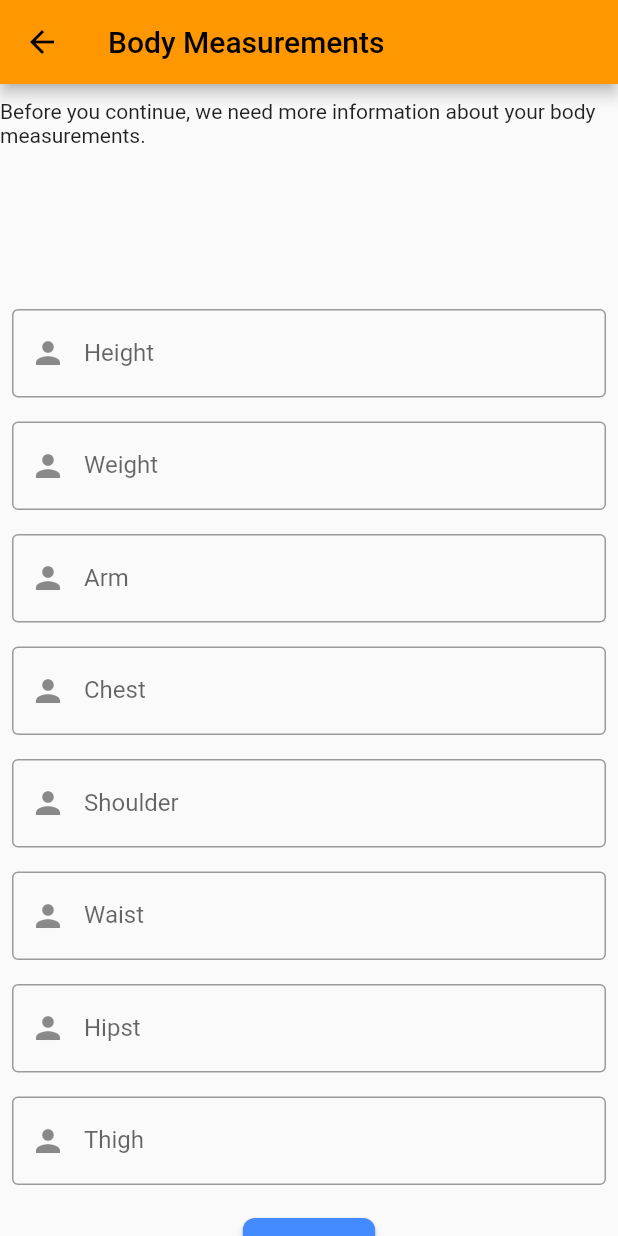
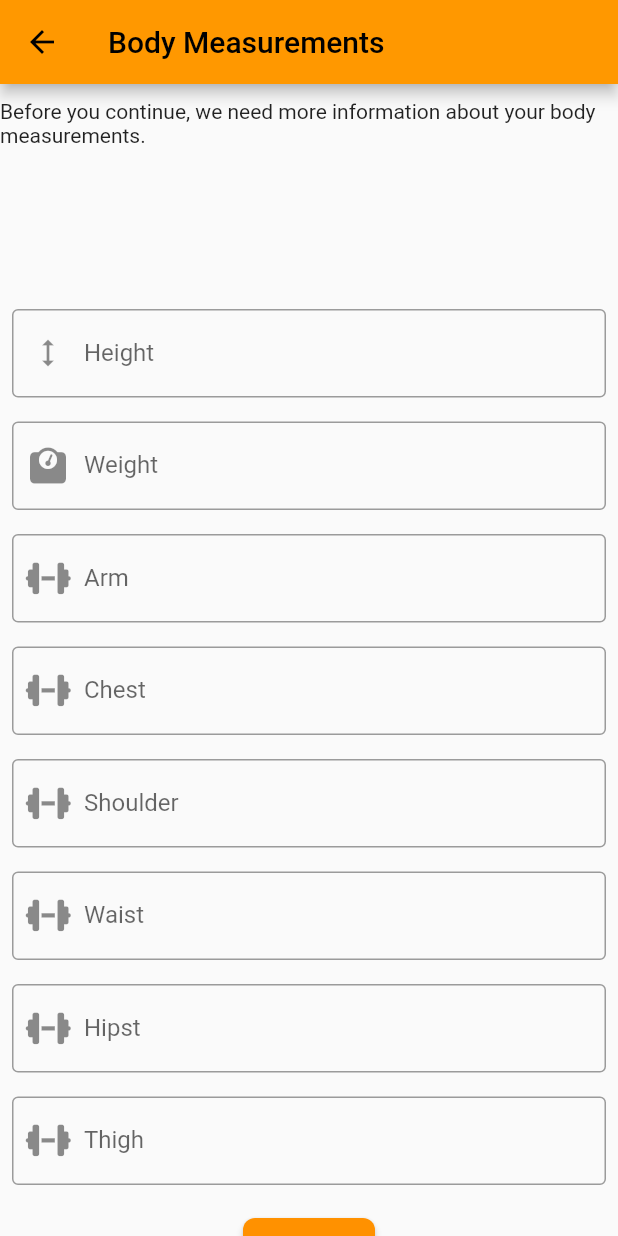
Before and after one commit to kazmkorkmaz/Smart-Predictive-Analysis-for-Muscular-Activity, a Flutter app: the BodyMeasurements screen opened by its route, on a phone screen of 412 x 824 dp. Run offline on Flutter 3.47's test engine with Material 2 defaults, Android fonts, the phone set to English and light mode, and no system bars; our stand-ins replace cloud_firestore, date_format, firebase_auth, firebase_core, flutter_blue, font_awesome_flutter and 1 more; accounts and stored records are empty.

Commit message:
graph-body-update

```diff
--- a/mobileapp/lib/models/body_measurements.dart
+++ b/mobileapp/lib/models/body_measurements.dart
@@ -7,6 +7,8 @@ class BodyMeasurementsInfo {
   final double? waist;
   final double? hipst;
   final double? thigh;
+  final DateTime? createdAt;
+
   BodyMeasurementsInfo({
     this.height,
     this.weight,
@@ -16,6 +18,7 @@ class BodyMeasurementsInfo {
     this.waist,
     this.hipst,
     this.thigh,
+    this.createdAt,
   });
 
   BodyMeasurementsInfo.fromJson(Map<String, Object?> json)
@@ -28,6 +31,7 @@ class BodyMeasurementsInfo {
           waist: json['waist']! as double,
           hipst: json['hipst']! as double,
           thigh: json['thigh']! as double,
+          createdAt: json['createdAt']! as DateTime,
         );
 
   Map<String, Object?> toJson() {
@@ -40,6 +44,27 @@ class BodyMeasurementsInfo {
       'waist': waist,
       'hipst': hipst,
       'thigh': thigh,
+      'createdAt': createdAt,
     };
   }
+
+  BodyMeasurementsInfo.fromMap(Map<String, dynamic> map)
+      : assert(map['height'] != null),
+        assert(map['weight'] != null),
+        assert(map['arm'] != null),
+        assert(map['chest'] != null),
+        assert(map['shoulder'] != null),
+        assert(map['waist'] != null),
+        assert(map['hipst'] != null),
+        assert(map['thigh'] != null),
+        assert(map['createdAt'] != null),
+        height = map['height'],
+        weight = map['weight'],
+        arm = map['arm'],
+        chest = map['chest'],
+        shoulder = map['shoulder'],
+        waist = map['waist'],
+        hipst = map['hipst'],
+        thigh = map['thigh'],
+        createdAt = DateTime.parse(map['createdAt'].toDate().toString());
 }
--- a/mobileapp/lib/screens/Auth/login.dart
+++ b/mobileapp/lib/screens/Auth/login.dart
@@ -126,10 +126,6 @@ class SignInScreen extends StatelessWidget {
               Padding(
                 padding: const EdgeInsets.only(top: 20),
                 child: RaisedButton(
-                  shape: RoundedRectangleBorder(
-                    borderRadius: BorderRadius.circular(8),
-                  ),
-                  color: Colors.blueAccent,
                   onPressed: signIn,
                   child: Text(
                     'Sign In',
--- a/mobileapp/lib/screens/Auth/reset_password.dart
+++ b/mobileapp/lib/screens/Auth/reset_password.dart
@@ -80,10 +80,6 @@ class ResetPassword extends StatelessWidget {
                 minWidth: 150,
                 height: 45,
                 child: RaisedButton(
-                  shape: RoundedRectangleBorder(
-                    borderRadius: BorderRadius.circular(8),
-                  ),
-                  color: Colors.blueAccent,
                   onPressed: () async {
                     if (email.text.isEmpty) {
                       showErrDialog('Email text is empty!');
--- a/mobileapp/lib/screens/Blue/device_screen.dart
+++ b/mobileapp/lib/screens/Blue/device_screen.dart
@@ -106,7 +106,7 @@ class DeviceScreen extends StatelessWidget {
                     : Icon(Icons.bluetooth_disabled),
                 title: Text(
                     'Device is ${snapshot.data.toString().split('.')[1]}.'),
-                subtitle: Text('${device.id}'),
+                subtitle: Text('${device.name}'),
                 trailing: StreamBuilder<bool>(
                   stream: device.isDiscoveringServices,
                   initialData: false,
--- a/mobileapp/lib/screens/BodyMeasurements/body_measurements.dart
+++ b/mobileapp/lib/screens/BodyMeasurements/body_measurements.dart
@@ -1,4 +1,5 @@
 import 'package:flutter/material.dart';
+import 'package:font_awesome_flutter/font_awesome_flutter.dart';
 import 'package:mobileapp/services/user_firebase.dart';
 
 class BodyMeasurements extends StatelessWidget {
@@ -43,7 +44,7 @@ class BodyMeasurements extends StatelessWidget {
                   textInputAction: TextInputAction.next,
                   decoration: InputDecoration(
                       labelText: 'Height',
-                      prefixIcon: Icon(Icons.person),
+                      prefixIcon: Icon(Icons.height),
                       border: OutlineInputBorder()),
                 ),
               ),
@@ -55,7 +56,7 @@ class BodyMeasurements extends StatelessWidget {
                   textInputAction: TextInputAction.next,
                   decoration: InputDecoration(
                       labelText: 'Weight',
-                      prefixIcon: Icon(Icons.person),
+                      prefixIcon: Icon(FontAwesomeIcons.weight),
                       border: OutlineInputBorder()),
                 ),
               ),
@@ -67,7 +68,7 @@ class BodyMeasurements extends StatelessWidget {
                   textInputAction: TextInputAction.next,
                   decoration: InputDecoration(
                       labelText: 'Arm',
-                      prefixIcon: Icon(Icons.person),
+                      prefixIcon: Icon(FontAwesomeIcons.dumbbell),
                       border: OutlineInputBorder()),
                 ),
               ),
@@ -79,7 +80,7 @@ class BodyMeasurements extends StatelessWidget {
                   textInputAction: TextInputAction.next,
                   decoration: InputDecoration(
                       labelText: 'Chest',
-                      prefixIcon: Icon(Icons.person),
+                      prefixIcon: Icon(FontAwesomeIcons.dumbbell),
                       border: OutlineInputBorder()),
                 ),
               ),
@@ -91,7 +92,7 @@ class BodyMeasurements extends StatelessWidget {
                   textInputAction: TextInputAction.next,
                   decoration: InputDecoration(
                       labelText: 'Shoulder',
-                      prefixIcon: Icon(Icons.person),
+                      prefixIcon: Icon(FontAwesomeIcons.dumbbell),
                       border: OutlineInputBorder()),
                 ),
               ),
@@ -103,7 +104,7 @@ class BodyMeasurements extends StatelessWidget {
                   textInputAction: TextInputAction.next,
                   decoration: InputDecoration(
                       labelText: 'Waist',
-                      prefixIcon: Icon(Icons.person),
+                      prefixIcon: Icon(FontAwesomeIcons.dumbbell),
                       border: OutlineInputBorder()),
                 ),
               ),
@@ -115,7 +116,7 @@ class BodyMeasurements extends StatelessWidget {
                   textInputAction: TextInputAction.next,
                   decoration: InputDecoration(
                       labelText: 'Hipst',
-                      prefixIcon: Icon(Icons.person),
+                      prefixIcon: Icon(FontAwesomeIcons.dumbbell),
                       border: OutlineInputBorder()),
                 ),
               ),
@@ -127,17 +128,13 @@ class BodyMeasurements extends StatelessWidget {
                   textInputAction: TextInputAction.next,
                   decoration: InputDecoration(
                       labelText: 'Thigh',
-                      prefixIcon: Icon(Icons.person),
+                      prefixIcon: Icon(FontAwesomeIcons.dumbbell),
                       border: OutlineInputBorder()),
                 ),
               ),
               Padding(
                 padding: const EdgeInsets.all(8.0),
                 child: RaisedButton(
-                  shape: RoundedRectangleBorder(
-                    borderRadius: BorderRadius.circular(8),
-                  ),
-                  color: Colors.blueAccent,
                   onPressed: () {
                     userService.updateBody(
                       double.parse(height.text),
--- a/mobileapp/lib/screens/Profile/profile.dart
+++ b/mobileapp/lib/screens/Profile/profile.dart
@@ -204,10 +204,6 @@ class ProfilePage extends StatelessWidget {
                               ),
                               BodyMeasurementsWidget(),
                               RaisedButton(
-                                shape: RoundedRectangleBorder(
-                                  borderRadius: BorderRadius.circular(8),
-                                ),
-                                color: Colors.blueAccent,
                                 onPressed: () {
                                   Navigator.of(context).pushNamed(
                                       UpdateBodyMeasurements.routeName);
--- a/mobileapp/lib/screens/Profile/user_info.dart
+++ b/mobileapp/lib/screens/Profile/user_info.dart
@@ -154,10 +154,6 @@ class _UserInfoScreenState extends State<UserInfoScreen> {
               Padding(
                 padding: const EdgeInsets.all(8.0),
                 child: RaisedButton(
-                  shape: RoundedRectangleBorder(
-                    borderRadius: BorderRadius.circular(8),
-                  ),
-                  color: Colors.blueAccent,
                   onPressed: () {
                     userService.updateUser(name.text, surName.text, gender!,
                         dateF!, alcohol!, tobocco!, context);
--- a/mobileapp/lib/services/auth_firebase.dart
+++ b/mobileapp/lib/services/auth_firebase.dart
@@ -18,8 +18,6 @@ class AuthenticationService {
       final rgr = formatDate(DateTime.now(), [dd, '-', mm, '-', yyyy]);
       await userService.addUser(
           _auth.currentUser!.uid, _auth.currentUser!.email as String, rgr);
-      await userService.addBody(
-          0, 0, 0, 0, 0, 0, 0, 0, 0, DateTime.now().toLocal());
 
       return userCredential.additionalUserInfo!.isNewUser;
     } on FirebaseAuthException catch (e) {
--- a/mobileapp/pubspec.yaml
+++ b/mobileapp/pubspec.yaml
@@ -42,6 +42,8 @@ dependencies:
   intl: ^0.17.0
   flutter_blue: ^0.8.0
   flutter_bluetooth_serial: ^0.4.0
+  syncfusion_flutter_charts: ^19.4.56
+  font_awesome_flutter: ^10.0.0
 
 dev_dependencies:
   flutter_test:
```
Also changed, not shown: mobileapp/lib/main.dart (+12 -3 lines), mobileapp/lib/screens/Auth/register.dart (+2 -5 lines), mobileapp/lib/screens/BodyMeasurements/body_history_graph.dart (added, +128 -0 lines), mobileapp/lib/screens/BodyMeasurements/body_measurements-history.dart (+23 -23 lines), mobileapp/lib/screens/BodyMeasurements/update_body_measurements.dart (+9 -12 lines), mobileapp/lib/services/user_firebase.dart (+2 -34 lines), mobileapp/lib/widgets/body.dart (+25 -18 lines), mobileapp/lib/widgets/drawer.dart (+38 -5 lines), mobileapp/pubspec.lock.
